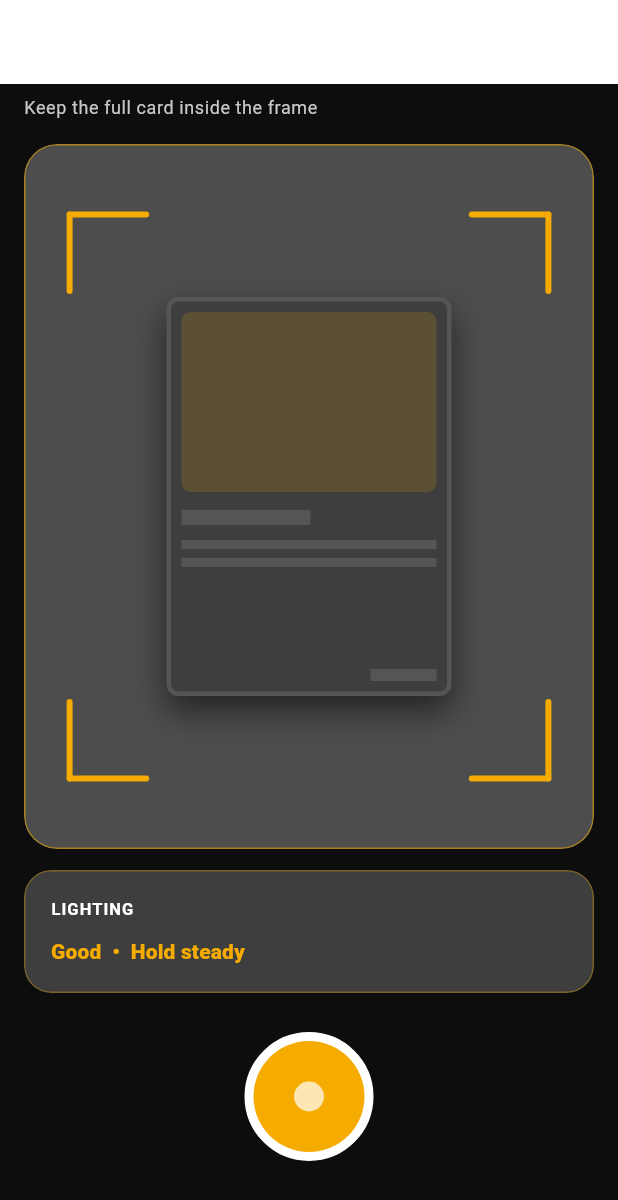
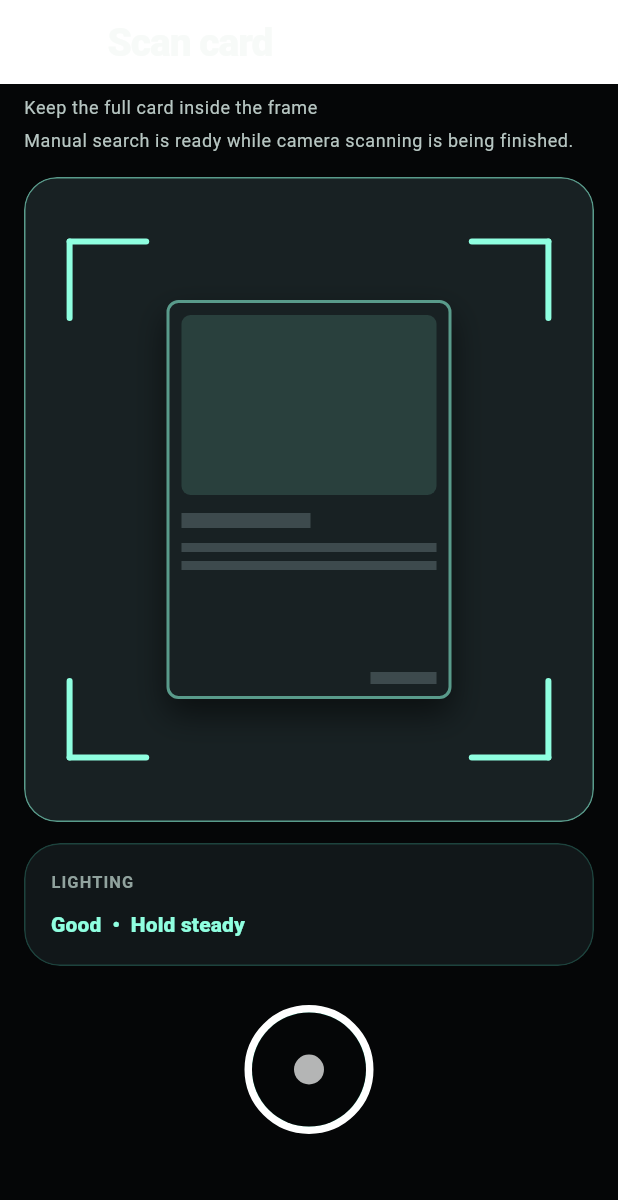
Before and after one commit to MatthewRobertLotts/SaveRoom-Scanner-App, a Flutter app: the screen it shows after launch, after a tap on "SCAN A CARD", on a phone screen of 412 x 824 dp. Shown: the top 1200 px of the screen. Run offline on Flutter 3.47's test engine with Material 3 defaults, Android fonts, the phone set to English and light mode, and no system bars; our stand-ins replace extended_image, flex_color_scheme, lucide_icons_flutter, skeletonizer; network calls fail.

Commit message:
style: polish scanner app visual system

```diff
--- a/lib/app/app_theme.dart
+++ b/lib/app/app_theme.dart
@@ -1,10 +1,12 @@
 import 'package:flex_color_scheme/flex_color_scheme.dart';
 import 'package:flutter/material.dart';
 
-const saveRoomOrange = Color(0xFFF5AB00);
-const saveRoomBackground = Color(0xFF0D0D0D);
-const saveRoomSurface = Color(0xFF3E3E3E);
-const saveRoomRaisedSurface = Color(0xFF4D4D4D);
+const saveRoomPrimary = Color(0xFF8FFFE0);
+const saveRoomGold = Color(0xFFE8C36A);
+const saveRoomBackground = Color(0xFF050607);
+const saveRoomSurface = Color(0xFF111719);
+const saveRoomRaisedSurface = Color(0xFF182123);
+const saveRoomMutedSurface = Color(0xFF222B2E);
 
 @immutable
 class SaveRoomTokens extends ThemeExtension<SaveRoomTokens> {
@@ -25,12 +27,12 @@ class SaveRoomTokens extends ThemeExtension<SaveRoomTokens> {
   final Color warning;
 
   static const dark = SaveRoomTokens(
-    glassFill: Color(0xFF3E3E3E),
-    glassStrong: Color(0xFF4D4D4D),
-    glassBorder: Color(0x55F5AB00),
-    orangeGlow: Color(0x00F5AB00),
-    positive: Color(0xFF56D68B),
-    warning: Color(0xFFFFB34D),
+    glassFill: saveRoomSurface,
+    glassStrong: saveRoomRaisedSurface,
+    glassBorder: Color(0x334DF4CE),
+    orangeGlow: Color(0x008FFFE0),
+    positive: Color(0xFF62E6A8),
+    warning: saveRoomGold,
   );
 
   @override
@@ -66,24 +68,24 @@ class SaveRoomTokens extends ThemeExtension<SaveRoomTokens> {
 
 ThemeData buildAppTheme() {
   const scheme = ColorScheme.dark(
-    primary: saveRoomOrange,
-    onPrimary: Color(0xFF1A1200),
-    primaryContainer: Color(0xFF5A3F00),
-    onPrimaryContainer: Color(0xFFFFEFC7),
-    secondary: Color(0xFFFFD900),
-    onSecondary: Color(0xFF1A1600),
-    secondaryContainer: Color(0xFF5A4C00),
-    onSecondaryContainer: Color(0xFFFFF3BF),
-    tertiary: Color(0xFFFFDE8C),
-    onTertiary: Color(0xFF2D2000),
+    primary: saveRoomPrimary,
+    onPrimary: Color(0xFF001D16),
+    primaryContainer: Color(0xFF063C33),
+    onPrimaryContainer: Color(0xFFC7FFF3),
+    secondary: saveRoomGold,
+    onSecondary: Color(0xFF241800),
+    secondaryContainer: Color(0xFF4A3610),
+    onSecondaryContainer: Color(0xFFFFE7AA),
+    tertiary: Color(0xFFC8B6FF),
+    onTertiary: Color(0xFF1E123C),
     error: Color(0xFFFF716C),
     onError: Color(0xFF2B0504),
     surface: saveRoomSurface,
-    onSurface: Color(0xFFFFFFFF),
-    surfaceContainerHighest: saveRoomRaisedSurface,
-    onSurfaceVariant: Color(0xFFC8C8C8),
-    outline: Color(0xFF555555),
-    outlineVariant: Color(0xFF404040),
+    onSurface: Color(0xFFF7FAF8),
+    surfaceContainerHighest: saveRoomMutedSurface,
+    onSurfaceVariant: Color(0xFFB7C6C2),
+    outline: Color(0xFF3D4A4D),
+    outlineVariant: Color(0xFF263134),
   );
 
   final base = FlexThemeData.dark(
@@ -93,19 +95,19 @@ ThemeData buildAppTheme() {
     blendLevel: 0,
     subThemesData: const FlexSubThemesData(
       interactionEffects: true,
-      defaultRadius: 14,
-      cardRadius: 18,
-      filledButtonRadius: 14,
-      inputDecoratorRadius: 16,
-      chipRadius: 12,
+      defaultRadius: 18,
+      cardRadius: 24,
+      filledButtonRadius: 18,
+      inputDecoratorRadius: 18,
+      chipRadius: 999,
     ),
   );
 
   return base.copyWith(
     scaffoldBackgroundColor: Colors.transparent,
     canvasColor: saveRoomBackground,
-    splashColor: saveRoomOrange.withValues(alpha: 0.14),
-    highlightColor: saveRoomOrange.withValues(alpha: 0.08),
+    splashColor: saveRoomPrimary.withValues(alpha: 0.14),
+    highlightColor: saveRoomPrimary.withValues(alpha: 0.08),
     appBarTheme: const AppBarTheme(
       centerTitle: false,
       backgroundColor: Colors.transparent,
@@ -113,10 +115,10 @@ ThemeData buildAppTheme() {
       elevation: 0,
       scrolledUnderElevation: 0,
       titleTextStyle: TextStyle(
-        color: Color(0xFFFFFFFF),
-        fontSize: 25,
-        fontWeight: FontWeight.w700,
-        letterSpacing: -0.5,
+        color: Color(0xFFF7FAF8),
+        fontSize: 26,
+        fontWeight: FontWeight.w800,
+        letterSpacing: -0.7,
       ),
     ),
     cardTheme: CardThemeData(
@@ -125,69 +127,71 @@ ThemeData buildAppTheme() {
       elevation: 0,
       margin: const EdgeInsets.symmetric(vertical: 8),
       shape: RoundedRectangleBorder(
-        borderRadius: BorderRadius.circular(18),
-        side: const BorderSide(color: Color(0x55F5AB00)),
+        borderRadius: BorderRadius.circular(24),
+        side: const BorderSide(color: Color(0x334DF4CE)),
       ),
     ),
     filledButtonTheme: FilledButtonThemeData(
       style: FilledButton.styleFrom(
-        minimumSize: const Size.fromHeight(52),
-        foregroundColor: const Color(0xFF1A1200),
-        textStyle: const TextStyle(fontWeight: FontWeight.w800),
-        shape: RoundedRectangleBorder(borderRadius: BorderRadius.circular(14)),
+        minimumSize: const Size.fromHeight(54),
+        foregroundColor: const Color(0xFF001D16),
+        backgroundColor: saveRoomPrimary,
+        textStyle: const TextStyle(fontWeight: FontWeight.w900),
+        shape: RoundedRectangleBorder(borderRadius: BorderRadius.circular(18)),
       ),
     ),
     inputDecorationTheme: InputDecorationTheme(
       filled: true,
-      fillColor: SaveRoomTokens.dark.glassFill,
+      fillColor: SaveRoomTokens.dark.glassStrong,
       contentPadding: const EdgeInsets.symmetric(horizontal: 16, vertical: 16),
       border: OutlineInputBorder(
-        borderRadius: BorderRadius.circular(16),
-        borderSide: const BorderSide(color: Color(0xFF555555)),
+        borderRadius: BorderRadius.circular(18),
+        borderSide: const BorderSide(color: Color(0xFF263134)),
       ),
       enabledBorder: OutlineInputBorder(
-        borderRadius: BorderRadius.circular(16),
-        borderSide: const BorderSide(color: Color(0xFF555555)),
+        borderRadius: BorderRadius.circular(18),
+        borderSide: const BorderSide(color: Color(0xFF263134)),
       ),
       focusedBorder: OutlineInputBorder(
-        borderRadius: BorderRadius.circular(16),
-        borderSide: const BorderSide(color: saveRoomOrange, width: 1.4),
+        borderRadius: BorderRadius.circular(18),
+        borderSide: const BorderSide(color: saveRoomPrimary, width: 1.4),
       ),
     ),
     navigationBarTheme: NavigationBarThemeData(
       backgroundColor: SaveRoomTokens.dark.glassFill,
       surfaceTintColor: Colors.transparent,
-      indicatorColor: saveRoomOrange.withValues(alpha: 0.18),
+      indicatorColor: saveRoomPrimary.withValues(alpha: 0.14),
       labelTextStyle: WidgetStateProperty.resolveWith(
         (states) => TextStyle(
           color: states.contains(WidgetState.selected)
-              ? saveRoomOrange
+              ? saveRoomPrimary
               : scheme.onSurfaceVariant,
           fontSize: 11,
-          fontWeight: FontWeight.w700,
+          fontWeight: FontWeight.w800,
         ),
       ),
     ),
     textTheme: base.textTheme.copyWith(
       headlineLarge: const TextStyle(
-        color: Color(0xFFFFFFFF),
-        fontSize: 32,
-        fontWeight: FontWeight.w800,
-        letterSpacing: -0.8,
+        color: Color(0xFFF7FAF8),
+        fontSize: 34,
+        fontWeight: FontWeight.w900,
+        letterSpacing: -1.0,
       ),
       headlineMedium: const TextStyle(
-        color: Color(0xFFFFFFFF),
-        fontSize: 24,
-        fontWeight: FontWeight.w700,
-        letterSpacing: -0.4,
+        color: Color(0xFFF7FAF8),
+        fontSize: 25,
+        fontWeight: FontWeight.w800,
+        letterSpacing: -0.6,
       ),
       titleLarge: const TextStyle(
-        color: Color(0xFFFFFFFF),
-        fontSize: 20,
-        fontWeight: FontWeight.w700,
+        color: Color(0xFFF7FAF8),
+        fontSize: 21,
+        fontWeight: FontWeight.w800,
       ),
-      bodyLarge: const TextStyle(color: Color(0xFFF0F0F2), fontSize: 16),
-      bodyMedium: const TextStyle(color: Color(0xFFC8C8C8), fontSize: 14),
+      bodyLarge: const TextStyle(color: Color(0xFFF0F4F2), fontSize: 16),
+      bodyMedium: const TextStyle(color: Color(0xFFB7C6C2), fontSize: 14),
+      labelSmall: const TextStyle(color: Color(0xFF91A39E), fontSize: 11),
     ),
     extensions: const [SaveRoomTokens.dark],
   );
--- a/lib/features/home/home_screen.dart
+++ b/lib/features/home/home_screen.dart
@@ -10,6 +10,7 @@ import '../../widgets/card_thumbnail.dart';
 import '../../widgets/glass_panel.dart';
 import '../../widgets/saveroom_shell.dart';
 import '../../widgets/status_pill.dart';
+import '../../app/app_theme.dart';
 
 class HomeScreen extends StatelessWidget {
   const HomeScreen({super.key, this.forceFixtureMode});
@@ -52,7 +53,7 @@ class HomeScreen extends StatelessWidget {
                 label: 'SEARCH',
                 title: 'Search cards',
                 icon: LucideIcons.search,
-                accent: const Color(0xFFFF9A57),
+                accent: saveRoomGold,
                 onTap: () => Navigator.pushNamed(context, AppRoutes.search),
               ),
               const _DashboardActionTile(
@@ -65,7 +66,7 @@ class HomeScreen extends StatelessWidget {
                 label: 'WISHLIST',
                 title: 'Saved targets',
                 icon: LucideIcons.bookmark,
-                accent: Color(0xFFFFB269),
+                accent: saveRoomGold,
               ),
             ],
           ),
@@ -134,11 +135,21 @@ class _OverviewCard extends StatelessWidget {
             icon: fixtureMode ? LucideIcons.database : LucideIcons.circleCheck,
             dense: true,
           ),
+          const SizedBox(height: 18),
+          Text(
+            'Scan, price, collect.',
+            style: Theme.of(context).textTheme.headlineMedium,
+          ),
+          const SizedBox(height: 6),
+          Text(
+            'Premium card lookup, market prices, and collection tools in one calm workflow.',
+            style: Theme.of(context).textTheme.bodySmall,
+          ),
           const SizedBox(height: 20),
           Row(
             children: [
               _metric(context, LucideIcons.layers, 'Collection', '0'),
-              const SizedBox(width: 24),
+              const SizedBox(width: 16),
               _metric(context, LucideIcons.heart, 'Wishlist', '0'),
             ],
           ),
@@ -250,14 +261,14 @@ class _DashboardActionTile extends StatelessWidget {
       child: GlassPanel(
         onTap: onTap,
         accent: enabled,
-        radius: 20,
+        radius: 24,
         padding: const EdgeInsets.all(14),
         child: Column(
           crossAxisAlignment: CrossAxisAlignment.start,
           children: [
             Container(
-              width: 50,
-              height: 50,
+              width: 54,
+              height: 54,
               decoration: BoxDecoration(
                 color: accent.withValues(alpha: 0.14),
                 borderRadius: BorderRadius.circular(14),
--- a/lib/features/scanner/scanner_screen.dart
+++ b/lib/features/scanner/scanner_screen.dart
@@ -12,6 +12,7 @@ import '../../widgets/card_thumbnail.dart';
 import '../../widgets/glass_panel.dart';
 import '../../widgets/saveroom_shell.dart';
 import '../../widgets/status_pill.dart';
+import '../../app/app_theme.dart';
 
 /// ponytail: one screen, two modes. Fixture = local picker. Live = API-backed
 /// search with request-ID guard against stale errors.
@@ -127,7 +128,7 @@ class _ScannerScreenState extends State<ScannerScreen> {
           controller: _textController,
           decoration: InputDecoration(
             hintText: liveMode
-                ? 'Search by name, set, number, or card key'
+                ? 'Search Charizard, SV03, 125…'
                 : 'Search cards\u2026',
             prefixIcon: const Icon(LucideIcons.search),
             suffixIcon: _loading
@@ -233,6 +234,13 @@ class _ScannerScreenState extends State<ScannerScreen> {
             color: colors.onSurfaceVariant,
           ),
         ),
+        const SizedBox(height: 6),
+        Text(
+          'Manual search is ready while camera scanning is being finished.',
+          style: theme.textTheme.bodySmall?.copyWith(
+            color: colors.onSurfaceVariant,
+          ),
+        ),
         const SizedBox(height: 16),
         GlassPanel(
           strong: true,
@@ -242,7 +250,7 @@ class _ScannerScreenState extends State<ScannerScreen> {
           child: Stack(
             children: [
               SizedBox(
-                height: 470,
+                height: 430,
                 child: Stack(
                   children: [
                     Positioned.fill(
@@ -250,7 +258,7 @@ class _ScannerScreenState extends State<ScannerScreen> {
                         painter: _ScannerFramePainter(colors.primary),
                       ),
                     ),
-                    const Center(child: _ScannerCardPlaceholder()),
+                    Center(child: _ScannerCardPlaceholder()),
                   ],
                 ),
               ),
@@ -291,13 +299,13 @@ class _ScannerScreenState extends State<ScannerScreen> {
               width: 86,
               height: 86,
               decoration: BoxDecoration(
-                color: Colors.white,
+                color: saveRoomPrimary,
                 shape: BoxShape.circle,
-                border: Border.all(color: Colors.white, width: 6),
+                border: Border.all(color: Colors.white, width: 5),
               ),
               child: DecoratedBox(
                 decoration: BoxDecoration(
-                  color: colors.primary,
+                  color: saveRoomBackground,
                   shape: BoxShape.circle,
                 ),
                 child: const Center(
@@ -474,19 +482,25 @@ class _ScannerScreenState extends State<ScannerScreen> {
   }
 
   Widget _emptyState(ThemeData theme, String title, String subtitle) {
-    return Padding(
-      padding: const EdgeInsets.only(top: 24),
+    return GlassPanel(
+      margin: const EdgeInsets.only(top: 12),
+      radius: 24,
+      padding: const EdgeInsets.all(22),
       child: Column(
         children: [
           Icon(
             LucideIcons.searchX,
-            size: 48,
-            color: theme.colorScheme.onSurfaceVariant.withValues(alpha: 0.5),
+            size: 44,
+            color: theme.colorScheme.primary.withValues(alpha: 0.74),
           ),
-          const SizedBox(height: 8),
+          const SizedBox(height: 10),
           Text(title, style: theme.textTheme.titleSmall),
           const SizedBox(height: 4),
-          Text(subtitle, style: theme.textTheme.bodySmall),
+          Text(
+            subtitle,
+            style: theme.textTheme.bodySmall,
+            textAlign: TextAlign.center,
+          ),
         ],
       ),
     );
@@ -528,7 +542,7 @@ class _ScannerFramePainter extends CustomPainter {
 }
 
 class _ScannerCardPlaceholder extends StatelessWidget {
-  const _ScannerCardPlaceholder();
+  _ScannerCardPlaceholder();
 
   @override
   Widget build(BuildContext context) {
@@ -539,8 +553,11 @@ class _ScannerCardPlaceholder extends StatelessWidget {
         aspectRatio: 5 / 7,
         child: DecoratedBox(
           decoration: BoxDecoration(
-            color: colors.surface,
-            border: Border.all(color: colors.outline, width: 3),
+            color: saveRoomRaisedSurface,
+            border: Border.all(
+              color: colors.primary.withValues(alpha: 0.55),
+              width: 2,
+            ),
             borderRadius: BorderRadius.circular(8),
             boxShadow: const [
               BoxShadow(
@@ -558,7 +575,7 @@ class _ScannerCardPlaceholder extends StatelessWidget {
                 Container(
                   height: 120,
                   decoration: BoxDecoration(
-                    color: colors.primary.withValues(alpha: 0.16),
+                    color: colors.primary.withValues(alpha: 0.14),
                     borderRadius: BorderRadius.circular(6),
                   ),
                 ),
--- a/lib/widgets/glass_panel.dart
+++ b/lib/widgets/glass_panel.dart
@@ -9,7 +9,7 @@ class GlassPanel extends StatelessWidget {
     required this.child,
     this.padding = const EdgeInsets.all(16),
     this.margin = EdgeInsets.zero,
-    this.radius = 18,
+    this.radius = 24,
     this.strong = false,
     this.accent = false,
     this.onTap,
```
Also changed, not shown: lib/features/collection/collection_screen.dart (+79 -36 lines), lib/features/settings/settings_screen.dart (+6 -7 lines).
